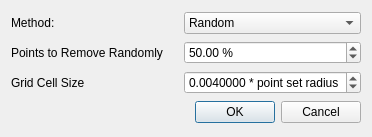
First picture: the form in Surface_reconstruction_points_3/demo/Surface_reconstruction_points_3/Point_set_demo/PS_demo_simplification_plugin.ui, repository CGAL/cgal, before the edit.
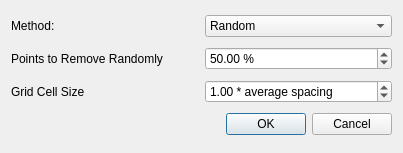
Second picture: the form after the edit.

Commit message: * Updated Point_set_processing_3 reference manual to describe the influence of each knn parameter. * Fixed bug in Point_set_processing_3 examples/tests: use reasonable default knn parameters (0.1 or 0.15% of point set was overkill.* Updated the Point Set demo to use the recommended knn values by default.

```diff
--- a/Surface_reconstruction_points_3/demo/Surface_reconstruction_points_3/Point_set_demo/PS_demo_simplification_plugin.ui
+++ b/Surface_reconstruction_points_3/demo/Surface_reconstruction_points_3/Point_set_demo/PS_demo_simplification_plugin.ui
@@ -5,14 +5,14 @@
    <rect>
     <x>0</x>
     <y>0</y>
-    <width>372</width>
-    <height>137</height>
+    <width>403</width>
+    <height>153</height>
    </rect>
   </property>
   <property name="windowTitle" >
    <string>Dialog</string>
   </property>
-  <layout class="QGridLayout" name="gridLayout" >
+  <layout class="QGridLayout" >
    <item row="0" column="0" >
     <widget class="QLabel" name="label" >
      <property name="text" >
@@ -50,7 +50,7 @@
       <number>2</number>
      </property>
      <property name="minimum" >
-      <double>1.000000000000000</double>
+      <double>0.100000000000000</double>
      </property>
      <property name="maximum" >
       <double>100.000000000000000</double>
@@ -73,22 +73,22 @@
    <item row="2" column="1" >
     <widget class="QDoubleSpinBox" name="m_gridCellSize" >
      <property name="suffix" >
-      <string> * point set radius</string>
+      <string> * average spacing</string>
      </property>
      <property name="decimals" >
-      <number>7</number>
+      <number>2</number>
      </property>
      <property name="minimum" >
-      <double>0.000100000000000</double>
+      <double>0.100000000000000</double>
      </property>
      <property name="maximum" >
-      <double>1.000000000000000</double>
+      <double>10.000000000000000</double>
      </property>
      <property name="singleStep" >
       <double>0.000100000000000</double>
      </property>
      <property name="value" >
-      <double>0.004000000000000</double>
+      <double>1.000000000000000</double>
      </property>
     </widget>
    </item>
@@ -98,7 +98,7 @@
       <enum>Qt::Horizontal</enum>
      </property>
      <property name="standardButtons" >
-      <set>QDialogButtonBox::Cancel|QDialogButtonBox::Ok</set>
+      <set>QDialogButtonBox::Cancel|QDialogButtonBox::NoButton|QDialogButtonBox::Ok</set>
      </property>
     </widget>
    </item>
```
Left out of the diff: 6 changed lines with no effect on the pictures. The commit also changes 29 other files.
